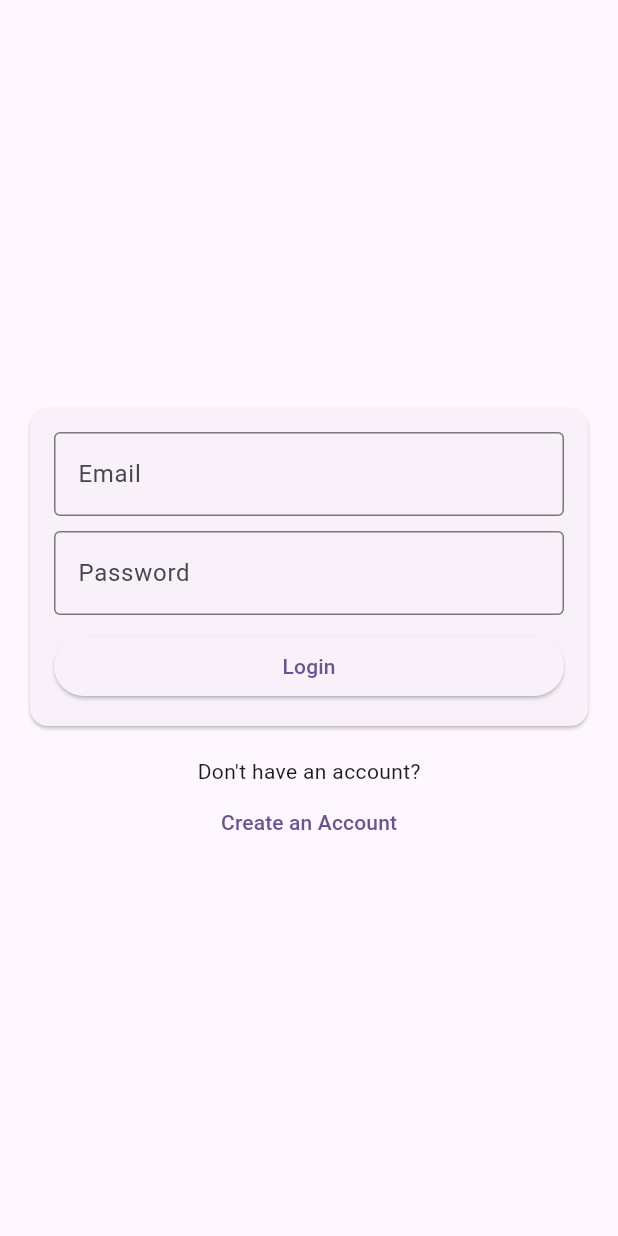
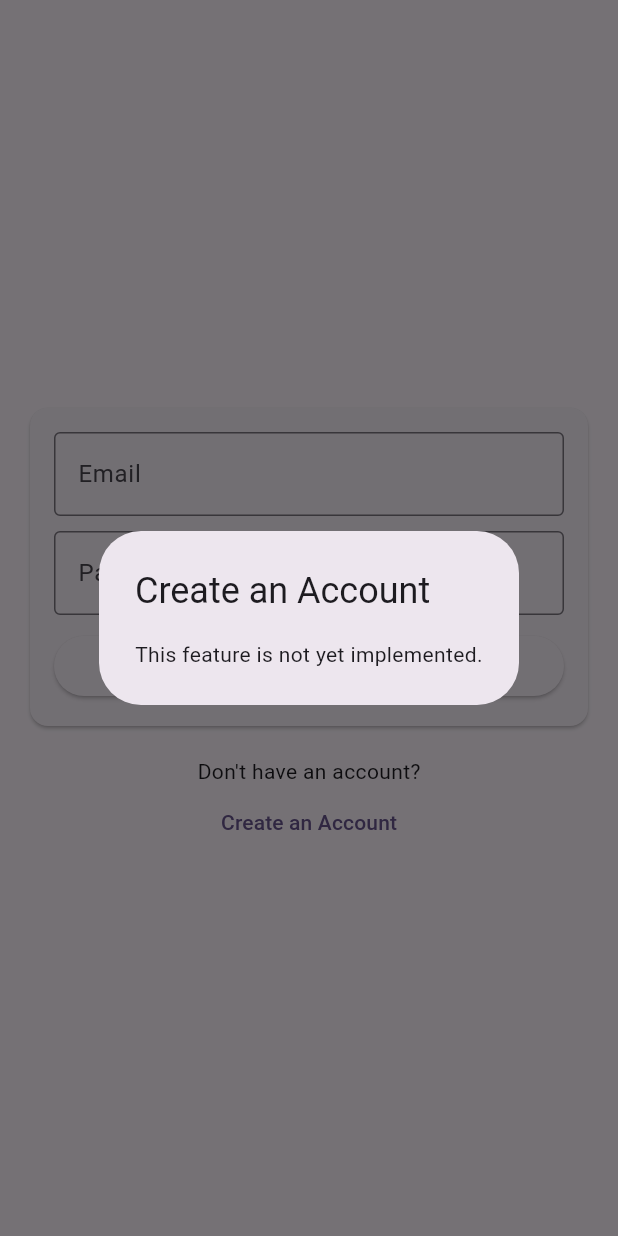
Before and after one commit to JuicyJuice1100/boulder_league_app, a Flutter app: the screen it shows after launch, after a tap on "Create an Account", on a phone screen of 412 x 824 dp. Run offline on Flutter 3.47's test engine with Material 3 defaults, Android fonts, the phone set to English and light mode, and no system bars.

Commit message:
updated login

```diff
--- a/lib/components/login_card.dart
+++ b/lib/components/login_card.dart
@@ -1,7 +1,22 @@
 import 'package:flutter/material.dart';
 
-class LoginCard extends StatelessWidget {
-  const LoginCard({super.key});
+class LogicCardForm extends StatefulWidget {
+  const LogicCardForm({super.key});
+
+  @override
+  State<LogicCardForm> createState() => LoginCardFormState();
+}
+
+class LoginCardFormState extends State<LogicCardForm> {
+  final emailController = TextEditingController();
+  final passwordController = TextEditingController();
+
+  @override
+  void dispose() {
+    emailController.dispose();
+    passwordController.dispose();
+    super.dispose();
+  }
 
   @override
   Widget build(BuildContext context) {
@@ -14,6 +29,7 @@ class LoginCard extends StatelessWidget {
             mainAxisSize: MainAxisSize.min,
             children: <Widget>[
               TextField(
+                controller: emailController,
                 decoration: InputDecoration(
                   border: OutlineInputBorder(),
                   labelText: 'Email'
@@ -21,6 +37,7 @@ class LoginCard extends StatelessWidget {
               ),
               SizedBox(height: 10),
               TextField(
+                controller: passwordController,
                 obscureText: true,
                 decoration: InputDecoration(
                   border: OutlineInputBorder(),
@@ -32,7 +49,15 @@ class LoginCard extends StatelessWidget {
                 width: double.infinity,
                 child: ElevatedButton(
                   onPressed: () {
-                    // Add login logic here
+                     showDialog(
+                      context: context,
+                      builder: (BuildContext context) {
+                        return AlertDialog(
+                          title: Text('Login Test'),
+                          content: Text('Email: ${emailController.text} Password: ${passwordController.text}')
+                        );
+                      }
+                    );
                   },
                   child: Text('Login'),
                 )
--- a/lib/screens/login.dart
+++ b/lib/screens/login.dart
@@ -11,10 +11,19 @@ class LoginScreen extends StatelessWidget {
         child: Column(
           mainAxisAlignment: MainAxisAlignment.center,
           children: <Widget>[
-            LoginCard(),
+            LogicCardForm(),
             Text('Don\'t have an account?'),
             TextButton(onPressed: () {
               // Add navigation logic here
+              showDialog(
+                context: context,
+                builder: (BuildContext context) {
+                  return AlertDialog(
+                    title: Text('Create an Account'),
+                    content: Text('This feature is not yet implemented.')
+                  );
+                }
+              );
             }, child: Text(
               'Create an Account'
               )
```
